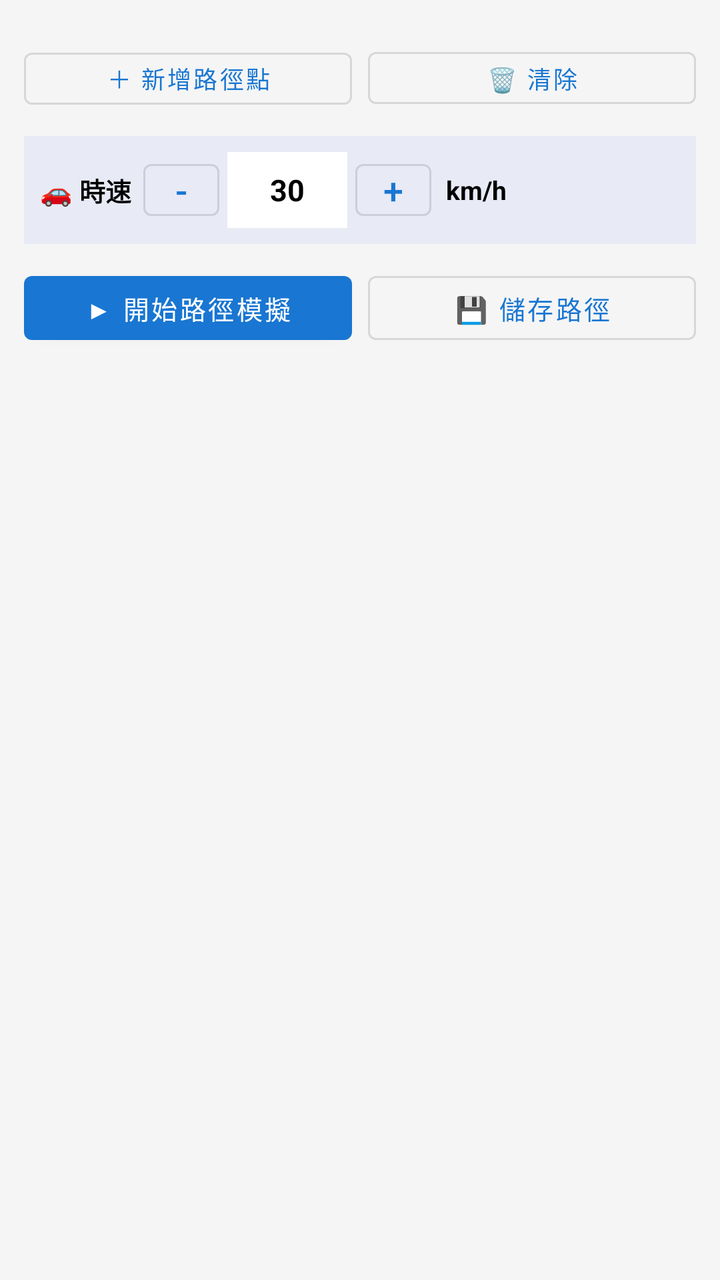
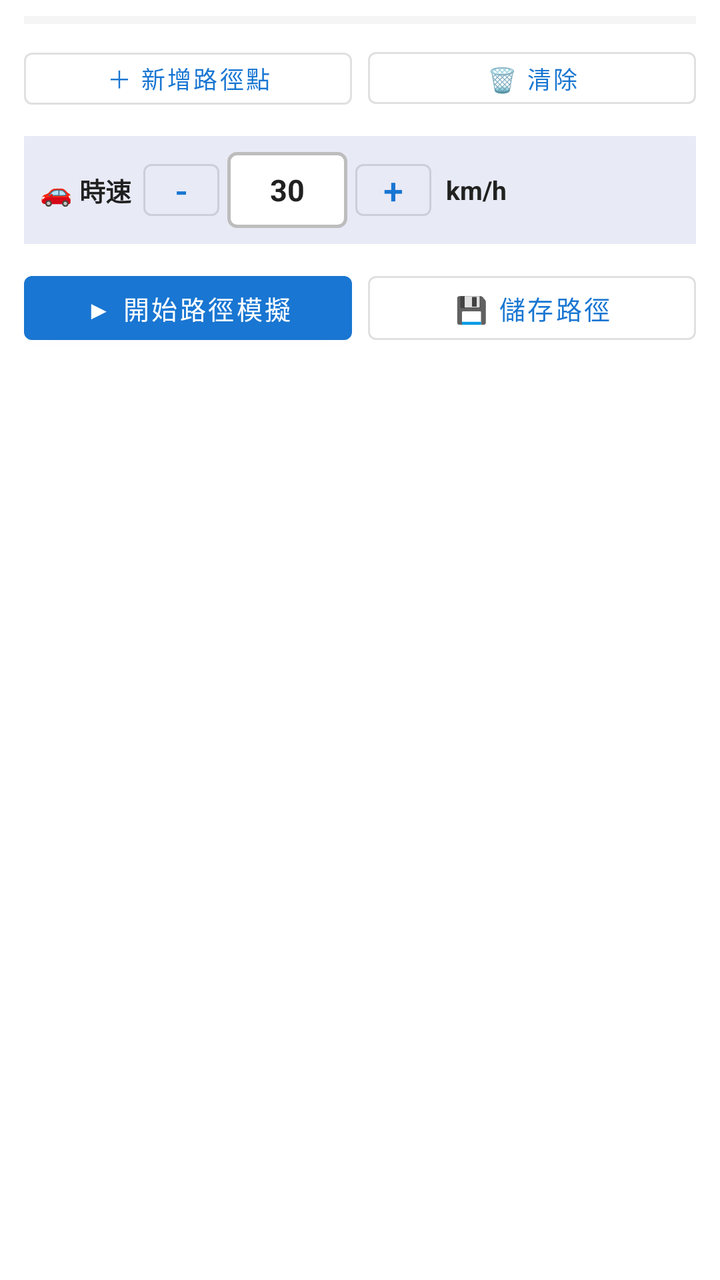

An Android layout rendered at two revisions. The XML below is the earlier revision; the diff shows what the commit changed to produce the second picture.
<!-- AndroidManifest.xml: application theme Theme.GPSEmulator -->
<!-- res/layout/dialog_route.xml -->
<?xml version="1.0" encoding="utf-8"?>
<LinearLayout xmlns:android="http://schemas.android.com/apk/res/android"
    android:layout_width="match_parent"
    android:layout_height="wrap_content"
    android:orientation="vertical"
    android:paddingStart="12dp"
    android:paddingEnd="12dp"
    android:paddingTop="8dp"
    android:paddingBottom="14dp">

    
    <androidx.recyclerview.widget.RecyclerView
        android:id="@+id/rv_waypoints"
        android:layout_width="match_parent"
        android:layout_height="wrap_content"
        android:nestedScrollingEnabled="false"
        android:background="#F5F5F5"
        android:padding="2dp" />

    <TextView
        android:id="@+id/tv_no_waypoints"
        android:layout_width="match_parent"
        android:layout_height="40dp"
        android:gravity="center"
        android:text="尚未新增路徑點"
        android:textColor="#757575"
        android:textSize="12sp"
        android:visibility="gone" />

    
    <LinearLayout
        android:layout_width="match_parent"
        android:layout_height="wrap_content"
        android:orientation="horizontal"
        android:layout_marginTop="8dp">

        <Button
            android:id="@+id/btn_add_waypoint"
            style="@style/Widget.MaterialComponents.Button.OutlinedButton"
            android:layout_width="0dp"
            android:layout_height="38dp"
            android:layout_weight="1"
            android:layout_marginEnd="4dp"
            android:text="＋ 新增路徑點"
            android:textSize="12sp" />

        <Button
            android:id="@+id/btn_clear_route"
            style="@style/Widget.MaterialComponents.Button.OutlinedButton"
            android:layout_width="0dp"
            android:layout_height="38dp"
            android:layout_weight="1"
            android:layout_marginStart="4dp"
            android:text="🗑 清除"
            android:textSize="12sp" />
    </LinearLayout>

    
    <LinearLayout
        android:layout_width="match_parent"
        android:layout_height="wrap_content"
        android:orientation="horizontal"
        android:gravity="center_vertical"
        android:layout_marginTop="10dp"
        android:background="#E8EAF6"
        android:padding="8dp">

        <TextView
            android:layout_width="wrap_content"
            android:layout_height="wrap_content"
            android:text="🚗 時速"
            android:textSize="13sp"
            android:textStyle="bold"
            android:textColor="#000000"
            android:layout_marginEnd="6dp" />

        <Button
            android:id="@+id/btn_speed_minus"
            style="@style/Widget.MaterialComponents.Button.OutlinedButton"
            android:layout_width="38dp"
            android:layout_height="38dp"
            android:text="-"
            android:textSize="18sp"
            android:padding="0dp" />

        <com.google.android.material.textfield.TextInputEditText
            android:id="@+id/et_speed_value"
            android:layout_width="60dp"
            android:layout_height="38dp"
            android:gravity="center"
            android:inputType="number"
            android:text="30"
            android:textSize="15sp"
            android:textStyle="bold"
            android:textColor="#000000"
            android:background="@android:color/white"
            android:layout_marginStart="4dp"
            android:layout_marginEnd="4dp"
            android:maxLength="3" />

        <Button
            android:id="@+id/btn_speed_plus"
            style="@style/Widget.MaterialComponents.Button.OutlinedButton"
            android:layout_width="38dp"
            android:layout_height="38dp"
            android:text="+"
            android:textSize="18sp"
            android:padding="0dp" />

        <TextView
            android:layout_width="wrap_content"
            android:layout_height="wrap_content"
            android:text=" km/h"
            android:textSize="13sp"
            android:textStyle="bold"
            android:textColor="#000000"
            android:layout_marginStart="4dp" />
    </LinearLayout>

    
    <LinearLayout
        android:layout_width="match_parent"
        android:layout_height="wrap_content"
        android:orientation="horizontal"
        android:layout_marginTop="10dp">

        <Button
            android:id="@+id/btn_start_route"
            style="@style/Widget.MaterialComponents.Button"
            android:layout_width="0dp"
            android:layout_height="44dp"
            android:layout_weight="1"
            android:layout_marginEnd="4dp"
            android:text="▶ 開始路徑模擬"
            android:textSize="13sp" />

        <Button
            android:id="@+id/btn_save_route"
            style="@style/Widget.MaterialComponents.Button.OutlinedButton"
            android:layout_width="0dp"
            android:layout_height="44dp"
            android:layout_weight="1"
            android:layout_marginStart="4dp"
            android:text="💾 儲存路徑"
            android:textSize="13sp" />
    </LinearLayout>

</LinearLayout>
<!-- resources referenced by this layout -->
<resources>
  <style name="Theme.GPSEmulator" parent="Theme.MaterialComponents.DayNight.NoActionBar">
          <item name="colorPrimary">@color/primary</item>
          <item name="colorPrimaryDark">@color/primary_dark</item>
          <item name="colorAccent">@color/accent</item>
          <item name="android:windowBackground">@color/background</item>
      </style>
  <color name="primary">#1976D2</color>
  <color name="primary_dark">#1565C0</color>
  <color name="accent">#FF9800</color>
  <color name="background">#F5F5F5</color>
</resources>

<!-- the commit's change to res/layout/dialog_route.xml (unified diff, before → after) -->
@@ -6,7 +6,8 @@
     android:paddingStart="12dp"
     android:paddingEnd="12dp"
     android:paddingTop="8dp"
-    android:paddingBottom="14dp">
+    android:paddingBottom="14dp"
+    android:background="@color/surface">
 
     
     <androidx.recyclerview.widget.RecyclerView
@@ -23,7 +24,7 @@
         android:layout_height="40dp"
         android:gravity="center"
         android:text="尚未新增路徑點"
-        android:textColor="#757575"
+        android:textColor="@color/text_secondary"
         android:textSize="12sp"
         android:visibility="gone" />
 
@@ -42,6 +43,7 @@
             android:layout_weight="1"
             android:layout_marginEnd="4dp"
             android:text="＋ 新增路徑點"
+            android:textColor="@color/primary"
             android:textSize="12sp" />
 
         <Button
@@ -52,6 +54,7 @@
             android:layout_weight="1"
             android:layout_marginStart="4dp"
             android:text="🗑 清除"
+            android:textColor="@color/primary"
             android:textSize="12sp" />
     </LinearLayout>
 
@@ -71,7 +74,7 @@
             android:text="🚗 時速"
             android:textSize="13sp"
             android:textStyle="bold"
-            android:textColor="#000000"
+            android:textColor="#212121"
             android:layout_marginEnd="6dp" />
 
         <Button
@@ -80,10 +83,12 @@
             android:layout_width="38dp"
             android:layout_height="38dp"
             android:text="-"
+            android:textColor="@color/primary"
             android:textSize="18sp"
             android:padding="0dp" />
 
-        <com.google.android.material.textfield.TextInputEditText
+        
+        <EditText
             android:id="@+id/et_speed_value"
             android:layout_width="60dp"
             android:layout_height="38dp"
@@ -92,11 +97,13 @@
             android:text="30"
             android:textSize="15sp"
             android:textStyle="bold"
-            android:textColor="#000000"
-            android:background="@android:color/white"
+            android:textColor="#212121"
+            android:background="@drawable/bg_input_outlined"
             android:layout_marginStart="4dp"
             android:layout_marginEnd="4dp"
-            android:maxLength="3" />
+            android:maxLength="3"
+            android:paddingStart="4dp"
+            android:paddingEnd="4dp" />
 
         <Button
             android:id="@+id/btn_speed_plus"
@@ -104,6 +111,7 @@
             android:layout_width="38dp"
             android:layout_height="38dp"
             android:text="+"
+            android:textColor="@color/primary"
             android:textSize="18sp"
             android:padding="0dp" />
 
@@ -113,7 +121,7 @@
             android:text=" km/h"
             android:textSize="13sp"
             android:textStyle="bold"
-            android:textColor="#000000"
+            android:textColor="#212121"
             android:layout_marginStart="4dp" />
     </LinearLayout>
 
@@ -132,6 +140,7 @@
             android:layout_weight="1"
             android:layout_marginEnd="4dp"
             android:text="▶ 開始路徑模擬"
+            android:textColor="#FFFFFF"
             android:textSize="13sp" />
 
         <Button
@@ -142,6 +151,7 @@
             android:layout_weight="1"
             android:layout_marginStart="4dp"
             android:text="💾 儲存路徑"
+            android:textColor="@color/primary"
             android:textSize="13sp" />
     </LinearLayout>
 
<!-- resource entries referenced after the edit -->
@@ -7,6 +7,15 @@
           <item name="android:windowBackground">@color/background</item>
       </style>
   <color name="primary">#1976D2</color>
+  <color name="surface">#FFFFFF</color>
+  <color name="text_secondary">#757575</color>
+  <!-- drawable bg_input_outlined (drawable) -->
+  <?xml version="1.0" encoding="utf-8"?>
+  <shape xmlns:android="http://schemas.android.com/apk/res/android" android:shape="rectangle">
+      <stroke android:width="1.5dp" android:color="#BDBDBD"/>
+      <solid android:color="#FFFFFF"/>
+      <corners android:radius="4dp"/>
+  </shape>
   <color name="primary_dark">#1565C0</color>
   <color name="accent">#FF9800</color>
   <color name="background">#F5F5F5</color>
